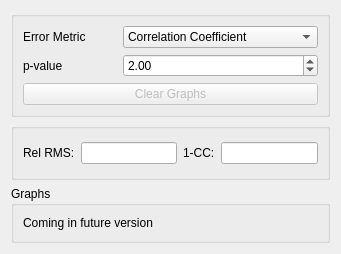
Old version of the form src/Interface/Modules/Math/ReportColumnMatrixMisfit.ui in the repository SCIInstitute/SCIRun.
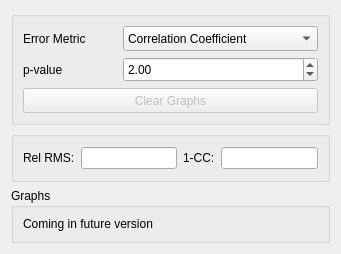
New version of the form.

```diff
--- a/src/Interface/Modules/Math/ReportColumnMatrixMisfit.ui
+++ b/src/Interface/Modules/Math/ReportColumnMatrixMisfit.ui
@@ -35,6 +35,12 @@
       </item>
       <item row="0" column="1">
        <widget class="QComboBox" name="methodComboBox_">
+        <property name="minimumSize">
+         <size>
+          <width>0</width>
+          <height>25</height>
+         </size>
+        </property>
         <item>
          <property name="text">
           <string>Correlation Coefficient</string>
@@ -66,6 +72,12 @@
       </item>
       <item row="1" column="1">
        <widget class="QDoubleSpinBox" name="pValueDoubleSpinBox_">
+        <property name="minimumSize">
+         <size>
+          <width>0</width>
+          <height>25</height>
+         </size>
+        </property>
         <property name="maximum">
          <double>999999.000000000000000</double>
         </property>
@@ -79,6 +91,12 @@
         <property name="enabled">
          <bool>false</bool>
         </property>
+        <property name="minimumSize">
+         <size>
+          <width>0</width>
+          <height>25</height>
+         </size>
+        </property>
         <property name="text">
          <string>Clear Graphs</string>
         </property>
```
